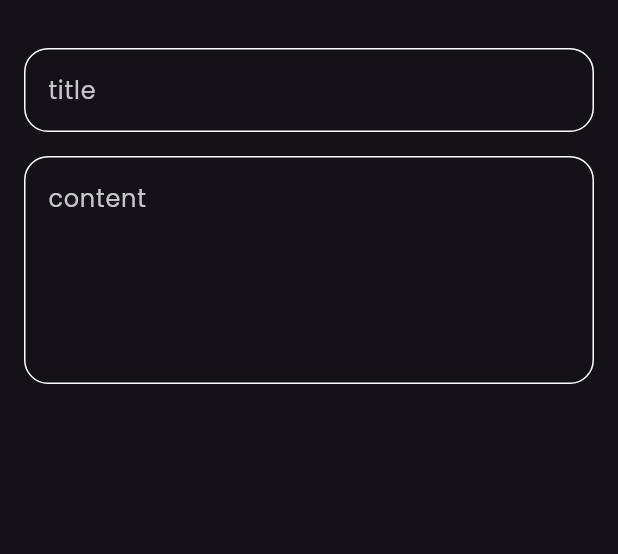
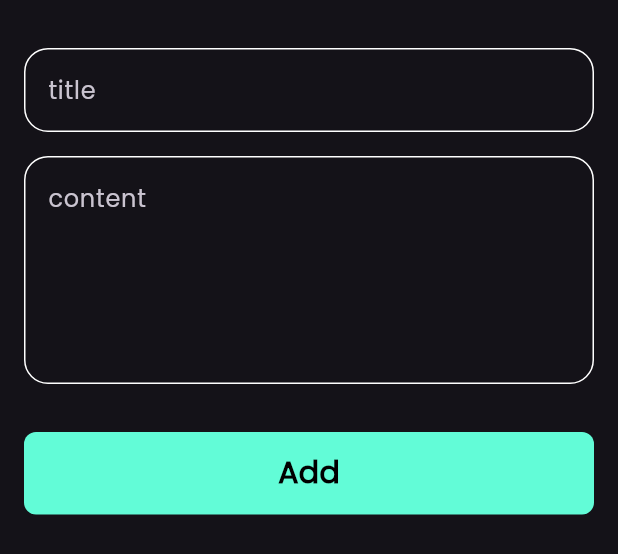
Before and after one commit to Eslamadelelkhouly/notesapp, a Flutter app: the AddNoteButtonSheet widget shown alone on an empty page, opened directly, on a phone screen of 412 x 824 dp. Shown: the top 554 px of the screen. Run offline on Flutter 3.47's test engine with Material 3 defaults, Android fonts, the phone set to English and light mode, and no system bars.

Commit message:
finish notes button sheet

```diff
--- a/lib/widgets/add_note_button_sheet.dart
+++ b/lib/widgets/add_note_button_sheet.dart
@@ -1,4 +1,5 @@
 import 'package:flutter/material.dart';
+import 'package:notesapp/widgets/custom_button.dart';
 import 'package:notesapp/widgets/custom_text_field.dart';
 
 class AddNoteButtonSheet extends StatelessWidget {
@@ -10,6 +11,7 @@ class AddNoteButtonSheet extends StatelessWidget {
       padding: const EdgeInsets.symmetric(
         horizontal: 16,
       ),
+      child: SingleChildScrollView(
         child: Column(
           children: const [
             SizedBox(
@@ -23,7 +25,15 @@ class AddNoteButtonSheet extends StatelessWidget {
               hint: 'content',
               maxline: 5,
             ),
+            SizedBox(
+              height: 32,
+            ),
+            CustomButton(),
+            SizedBox(
+              height: 16,
+            ),
           ],
+        ),
       ),
     );
   }
--- /dev/null
+++ b/lib/widgets/custom_button.dart
@@ -0,0 +1,28 @@
+import 'package:flutter/material.dart';
+import 'package:notesapp/constants.dart';
+
+class CustomButton extends StatelessWidget {
+  const CustomButton({super.key});
+
+  @override
+  Widget build(BuildContext context) {
+    return Container(
+      decoration: BoxDecoration(
+        color: kprimaryColor,
+        borderRadius: BorderRadius.circular(8),
+      ),
+      width: MediaQuery.of(context).size.width,
+      height: 55,
+      child: Center(
+        child: Text(
+          'Add',
+          style: TextStyle(
+            color: Colors.black,
+            fontSize: 20,
+            fontWeight: FontWeight.bold,
+          ),
+        ),
+      ),
+    );
+  }
+}
```
Lines whose indentation alone changed are shown as unchanged.
